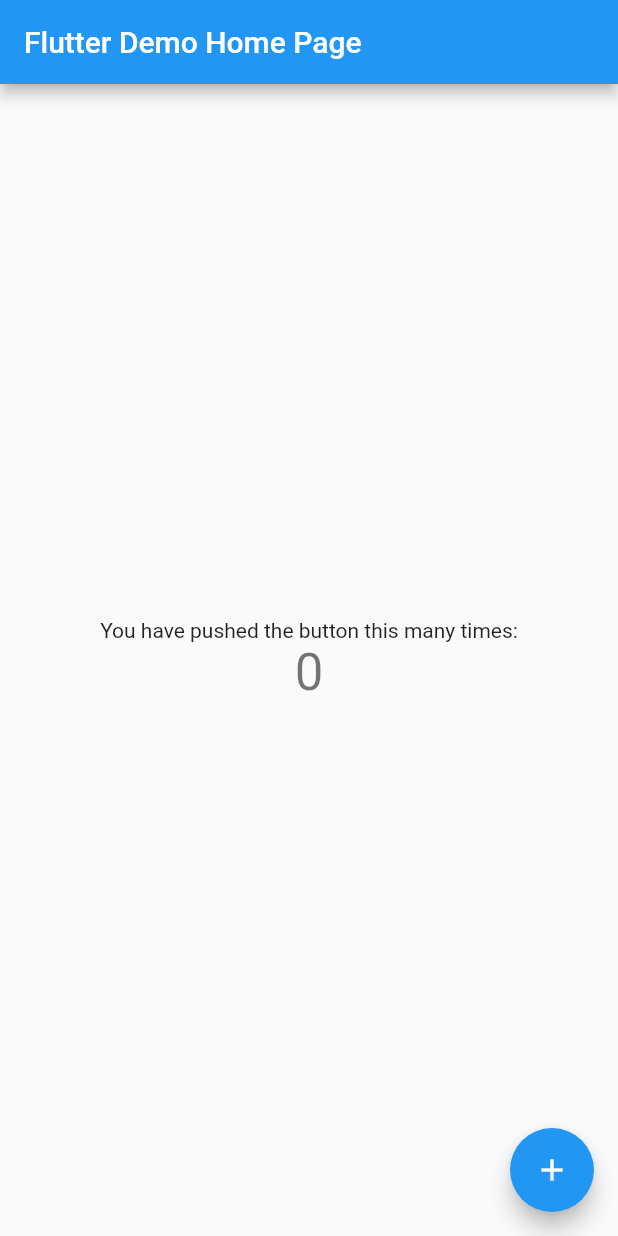
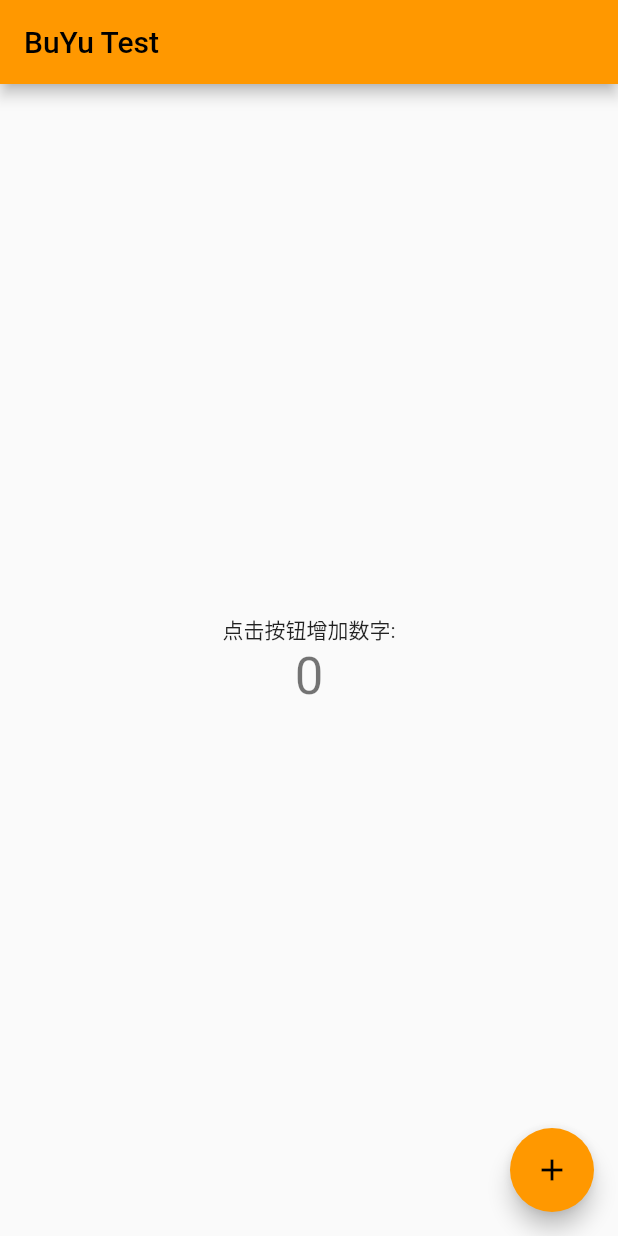
Before and after one commit to lhlyu/buyu, a Flutter app: the screen it shows after launch, on a phone screen of 412 x 824 dp. Run offline on Flutter 3.47's test engine with Material 2 defaults, Android fonts, the phone set to English and light mode, and no system bars.

Commit message:
修改代码

```diff
--- a/lib/main.dart
+++ b/lib/main.dart
@@ -9,7 +9,7 @@
   @override
   Widget build(BuildContext context) {
     return MaterialApp(
-      title: 'Flutter Demo',
+      title: 'BuYu',
       theme: ThemeData(
         // This is the theme of your application.
         //
@@ -20,9 +20,9 @@
         // or simply save your changes to "hot reload" in a Flutter IDE).
         // Notice that the counter didn't reset back to zero; the application
         // is not restarted.
-        primarySwatch: Colors.blue,
+        primarySwatch: Colors.orange,
       ),
-      home: MyHomePage(title: 'Flutter Demo Home Page'),
+      home: MyHomePage(title: 'BuYu Test'),
     );
   }
 }
@@ -94,7 +94,7 @@
           mainAxisAlignment: MainAxisAlignment.center,
           children: <Widget>[
             Text(
-              'You have pushed the button this many times:',
+              '点击按钮增加数字:',
             ),
             Text(
               '$_counter',
@@ -105,7 +105,7 @@
       ),
       floatingActionButton: FloatingActionButton(
         onPressed: _incrementCounter,
-        tooltip: 'Increment',
+        tooltip: '增加',
         child: Icon(Icons.add),
       ), // This trailing comma makes auto-formatting nicer for build methods.
     );
```
Also changed, not shown: 5 other files.
